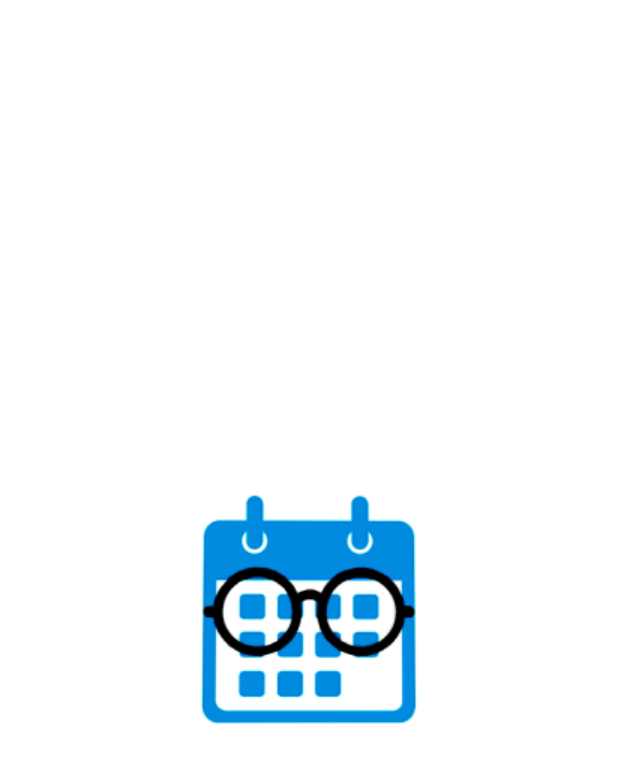
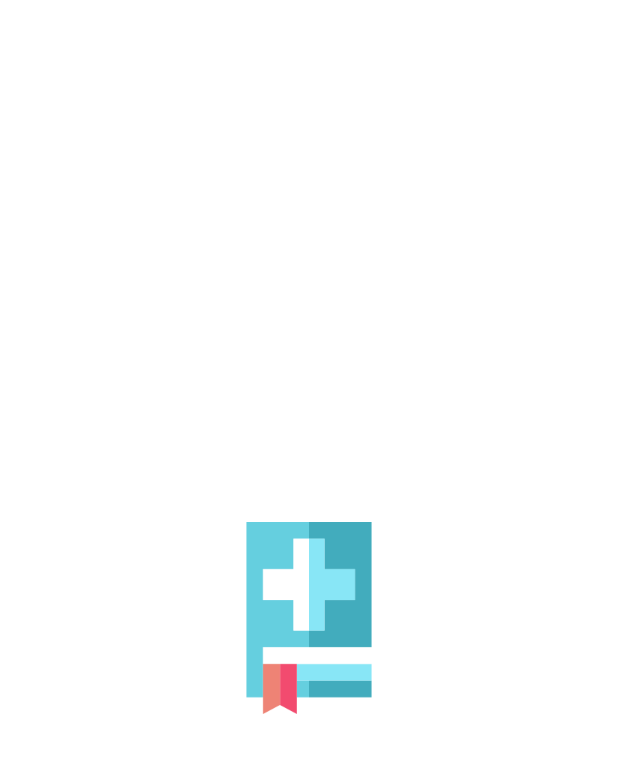
Before and after one commit to thassio-vinicius/appointments_app, a Flutter app: the first screen one second after launch, on a phone screen of 412 x 824 dp. Shown: the top 763 px of the screen. Run offline on Flutter 3.47's test engine with Material 2 defaults, Android fonts, the phone set to English and light mode, and no system bars; our stand-ins replace fluttertoast, intl_phone_number_input, shared_preferences.

Commit message:
fixes minor bugs and changes logo to upload to github

```diff
--- a/lib/UI/appointments/appointment_confirm_screen.dart
+++ b/lib/UI/appointments/appointment_confirm_screen.dart
@@ -102,14 +102,17 @@ class _AppointmentConfirmScreenState extends State<AppointmentConfirmScreen>
                             petDoctor: widget.petDoctor,
                           );
 
+                          if (int.parse(widget.appointment.split('.')[1]) ==
+                              DateTime.now().day) {
                             Provider.of<TodayScreenProvider>(context,
                                     listen: false)
                                 .addDoctorCard(
                               doctorName: widget.doctorName,
                               specialty: widget.doctorSpecialty,
-                            time: widget.appointment.split(' ').first,
+                              time: widget.appointment.split(',').first,
                               petDoctor: widget.petDoctor,
                             );
+                          }
 
                           Navigator.pushReplacement(context,
                               MaterialPageRoute(builder: (_) => HomeScreen()));
--- a/lib/UI/sign_in/sign_in_screen.dart
+++ b/lib/UI/sign_in/sign_in_screen.dart
@@ -67,7 +67,7 @@ class _EmailPasswordSignInPageState extends State<_EmailPasswordSignInPage> {
   }
 
   _fadeInTransition() {
-    Timer(Duration(milliseconds: 1000), () {
+    Timer(Duration(milliseconds: 500), () {
       setState(() {
         _opacity = 1;
       });
@@ -196,8 +196,9 @@ class _EmailPasswordSignInPageState extends State<_EmailPasswordSignInPage> {
   Widget build(BuildContext context) {
     return AnimatedOpacity(
       opacity: _opacity,
-      duration: Duration(milliseconds: 1000),
+      duration: Duration(milliseconds: 500),
       child: Scaffold(
+        backgroundColor: Colors.white,
         body: SafeArea(
           child: SingleChildScrollView(
             child: Column(
--- a/lib/UI/splash_screen.dart
+++ b/lib/UI/splash_screen.dart
@@ -13,16 +13,28 @@ class SplashScreen extends StatefulWidget {
 }
 
 class _SplashScreenState extends State<SplashScreen> {
+  double _opacity = 0;
+  var _duration = Duration(milliseconds: 500);
+
+  _handleSplashFade(bool fadeIn) {
+    Timer(_duration, () {
+      setState(() {
+        _opacity = fadeIn ? 1 : 0;
+      });
+    });
+  }
+
   @override
   void initState() {
     super.initState();
+    _handleSplashFade(true);
     _checkForUserFirstTime();
   }
 
   _checkForUserFirstTime() async {
     SharedPreferences prefs = await SharedPreferences.getInstance();
     bool signedIn = prefs.getBool('signedIn') ?? false;
-    var duration = Duration(milliseconds: 1000);
+    var duration = Duration(milliseconds: 2000);
 
     ///this is only used for testing purposes when [SignInScreen()] needs to be tested
     bool testSignIn = false;
@@ -48,9 +60,15 @@ class _SplashScreenState extends State<SplashScreen> {
 
   @override
   Widget build(BuildContext context) {
-    return Scaffold(
-      body: Center(
-        child: Image(image: AssetImage(Images.splashLogo)),
+    return AnimatedOpacity(
+      duration: _duration,
+      opacity: _opacity,
+      onEnd: () => _handleSplashFade(false),
+      child: Scaffold(
+        backgroundColor: Colors.white,
+        body: Center(
+          child: Image(image: AssetImage(Images.splashLogo)),
+        ),
       ),
     );
   }
--- a/lib/shared/widgets/custom_textfield.dart
+++ b/lib/shared/widgets/custom_textfield.dart
@@ -56,7 +56,7 @@ class CustomTextField extends StatelessWidget {
                     useEmoji: false,
                     selectorType: PhoneInputSelectorType.BOTTOM_SHEET,
                   ),
-                  initialValue: PhoneNumber(isoCode: 'US'),
+                  //initialValue: PhoneNumber(isoCode: 'US'),
                   hintText: '',
                   keyboardAction: textInputAction,
                   onInputChanged: onPhoneNumberChanged,
--- a/lib/utils/strings.dart
+++ b/lib/utils/strings.dart
@@ -20,6 +20,8 @@ class Strings {
   static const String noAppointmentsSchedule =
       'No appointments available for this schedule';
   static const String noAppointments = 'No appointments for now';
+  static const String fromTimeAfter = 'From time can\'t be after To time';
+  static const String fromDateAfter = 'From date can\'t be after To date';
   static const String settings = 'Settings';
   static const String lock = 'Lock Dr. Time';
   static const String getHelp = 'Get Help';
--- a/pubspec.yaml
+++ b/pubspec.yaml
@@ -33,6 +33,7 @@ dependencies:
   provider: ^4.3.2+1
   intl: ^0.16.1
   date_format: ^1.0.9
+  fluttertoast: ^7.1.6
 
 
 dev_dependencies:
@@ -51,6 +52,8 @@ flutter:
   uses-material-design: true
   assets:
     - assets/images/
+    - assets/images/2.0x/
+    - assets/images/3.0x/
     - assets/images/tabs/
     - assets/images/tabs/2.0x/
     - assets/images/tabs/3.0x/
```
Also changed, not shown: lib/UI/appointments/appointment_screen.dart (+42 -7 lines), lib/UI/tabs/home_screen.dart (+8 -3 lines), lib/mocks/datetime_mock.dart (+5 -4 lines), assets/images/2.0x/settings_icon.png (added), assets/images/2.0x/splash_icon.png (added), assets/images/3.0x/settings_icon.png (added), assets/images/3.0x/splash_icon.png (added), assets/images/settings_icon.png, assets/images/splash_icon.png, 3 other files. Lines whose indentation alone changed are shown as unchanged.
